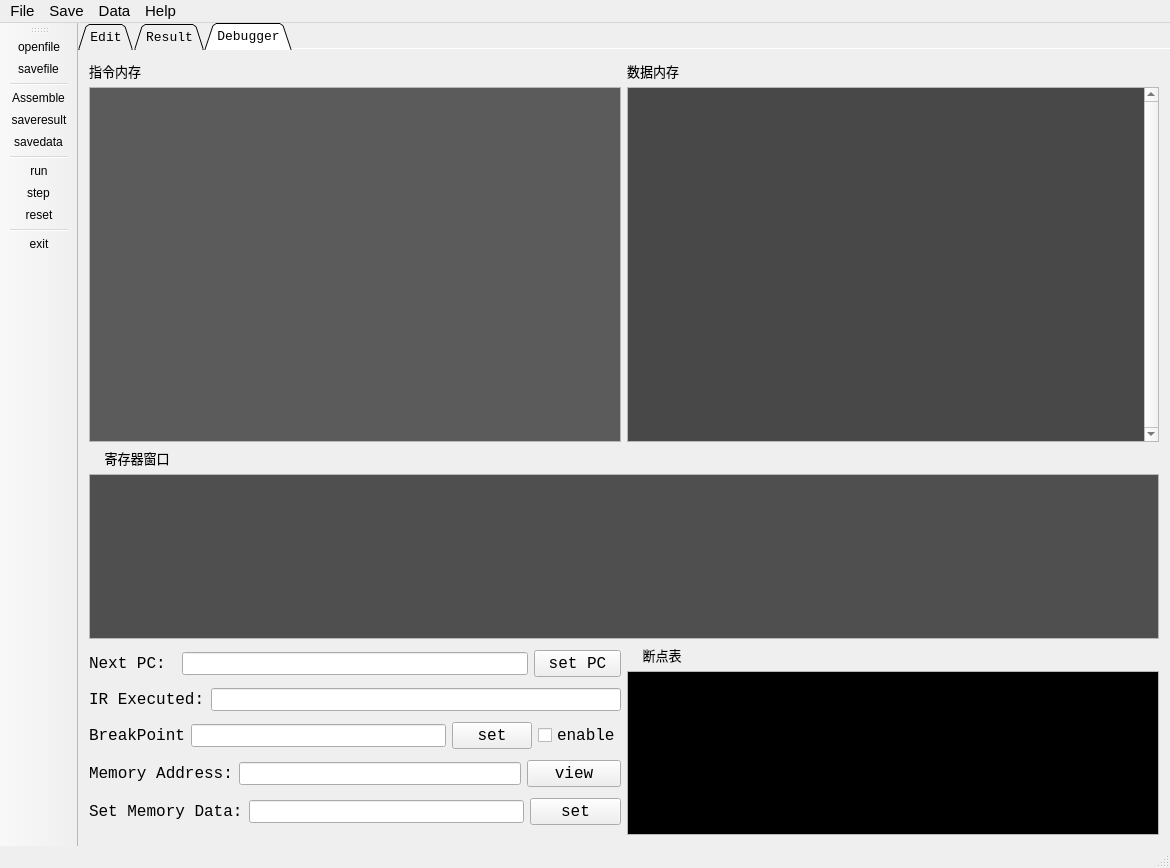
Qt form mainwindow.ui (LuoYZ1028/LoongArchAssembler) before a commit.
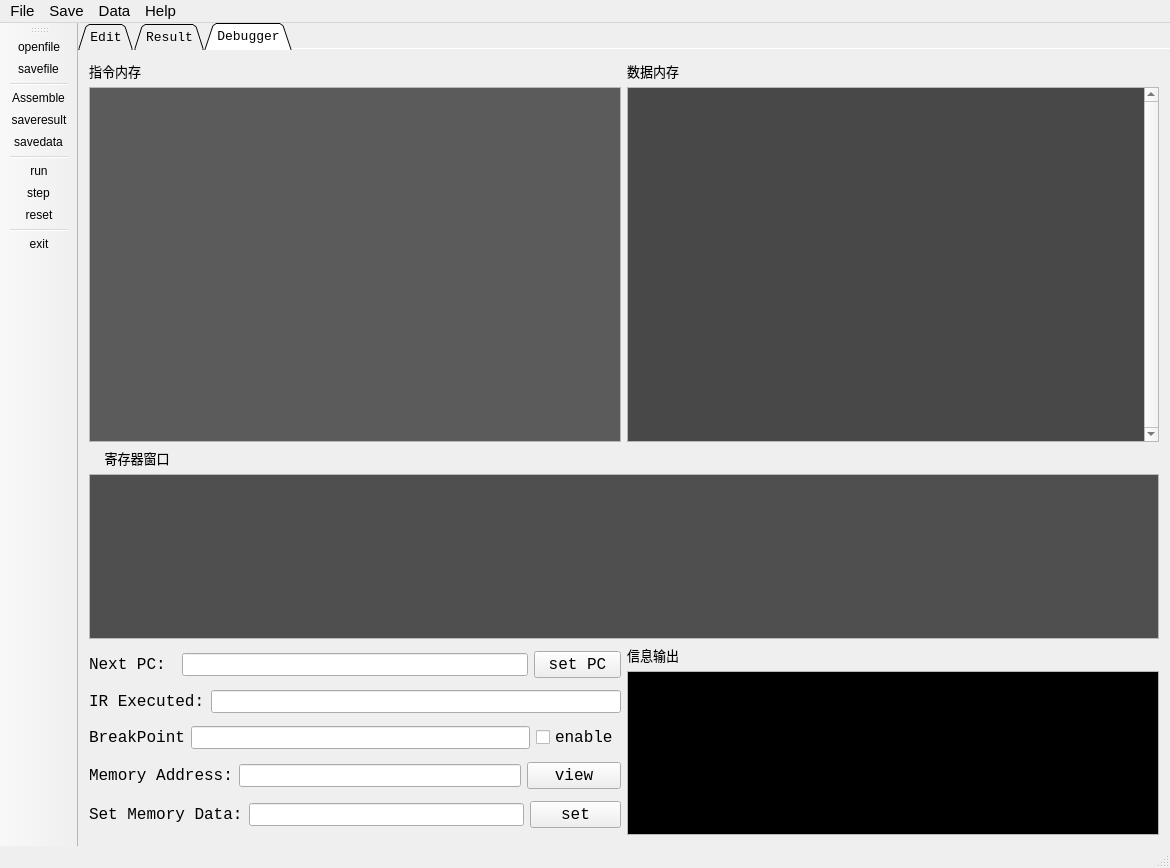
The same form after that commit. Icons and pictures are not drawn.

Patch:
```diff
--- a/mainwindow.ui
+++ b/mainwindow.ui
@@ -736,7 +736,7 @@
                </layout>
               </item>
               <item>
-               <layout class="QHBoxLayout" name="horizontalLayout_6" stretch="1,4,1,1">
+               <layout class="QHBoxLayout" name="horizontalLayout_6" stretch="1,4,1">
                 <item>
                  <widget class="QLabel" name="label_6">
                   <property name="font">
@@ -760,22 +760,6 @@
                   </property>
                  </widget>
                 </item>
-                <item>
-                 <widget class="QPushButton" name="setBPButton">
-                  <property name="font">
-                   <font>
-                    <family>Consolas</family>
-                    <pointsize>12</pointsize>
-                   </font>
-                  </property>
-                  <property name="cursor">
-                   <cursorShape>PointingHandCursor</cursorShape>
-                  </property>
-                  <property name="text">
-                   <string>set</string>
-                  </property>
-                 </widget>
-                </item>
                 <item>
                  <widget class="QCheckBox" name="enableBP">
                   <property name="font">
@@ -873,7 +857,7 @@
               <item>
                <widget class="QLabel" name="label_7">
                 <property name="text">
-                 <string>  断点表</string>
+                 <string>信息输出</string>
                 </property>
                </widget>
               </item>
```
Left out of the diff: 40 changed lines with no effect on the pictures.
